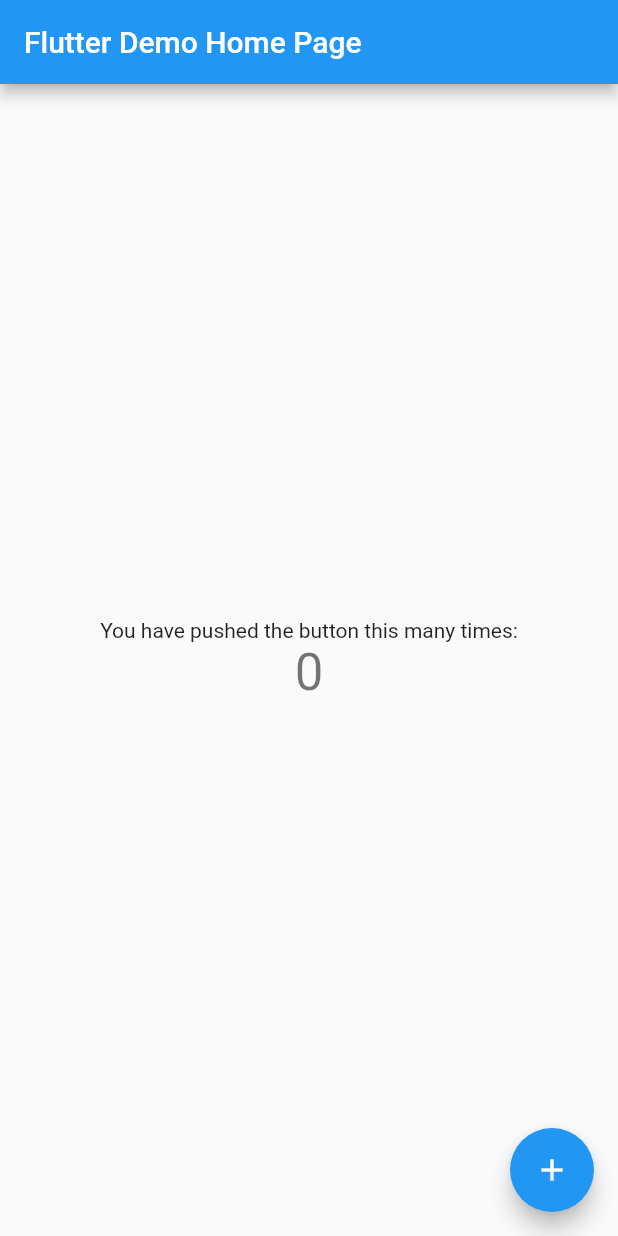
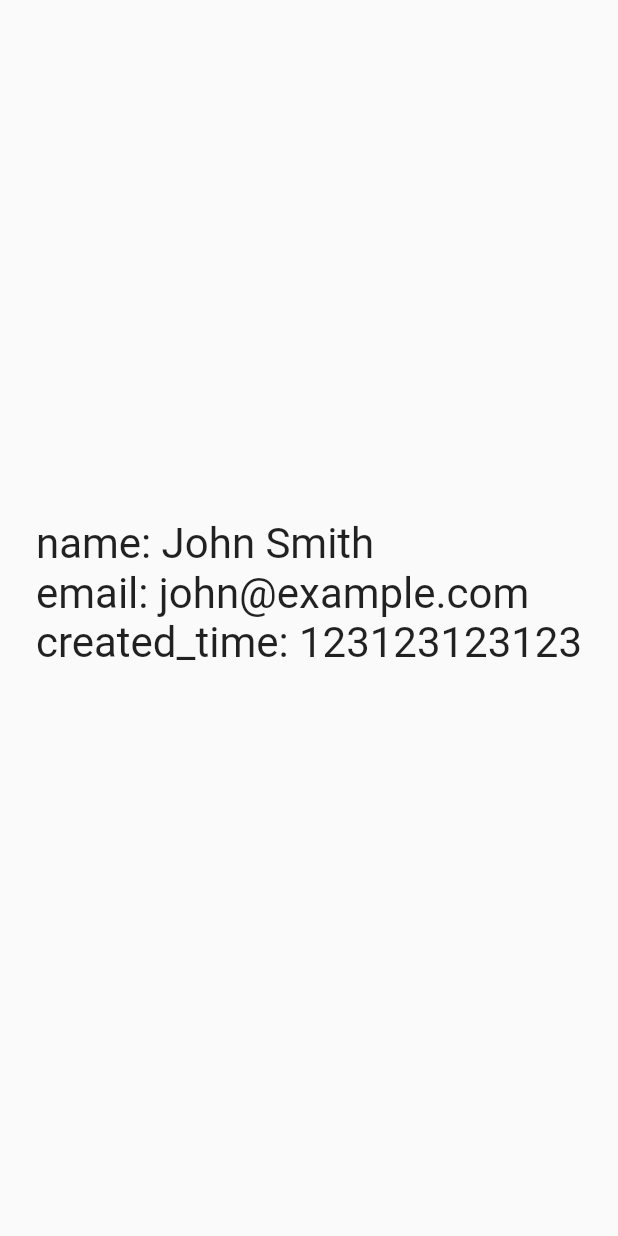
Before and after one commit to Dev-Beom/Flutter-JSON-using-example, a Flutter app: the screen it shows after launch, on a phone screen of 412 x 824 dp. Run offline on Flutter 3.47's test engine with Material 2 defaults, Android fonts, the phone set to English and light mode, and no system bars.

```diff
--- a/lib/main.dart
+++ b/lib/main.dart
@@ -1,4 +1,5 @@
 import 'package:flutter/material.dart';
+import 'dart:convert';
 
 void main() {
   runApp(MyApp());
@@ -9,109 +10,32 @@ class MyApp extends StatelessWidget {
   @override
   Widget build(BuildContext context) {
     return MaterialApp(
+      debugShowCheckedModeBanner: false,
       title: 'Flutter Demo',
       theme: ThemeData(
-        // This is the theme of your application.
-        //
-        // Try running your application with "flutter run". You'll see the
-        // application has a blue toolbar. Then, without quitting the app, try
-        // changing the primarySwatch below to Colors.green and then invoke
-        // "hot reload" (press "r" in the console where you ran "flutter run",
-        // or simply save your changes to "hot reload" in a Flutter IDE).
-        // Notice that the counter didn't reset back to zero; the application
-        // is not restarted.
         primarySwatch: Colors.blue,
-        // This makes the visual density adapt to the platform that you run
-        // the app on. For desktop platforms, the controls will be smaller and
-        // closer together (more dense) than on mobile platforms.
         visualDensity: VisualDensity.adaptivePlatformDensity,
       ),
-      home: MyHomePage(title: 'Flutter Demo Home Page'),
+      home: JSONTest(),
     );
   }
 }
 
-class MyHomePage extends StatefulWidget {
-  MyHomePage({Key key, this.title}) : super(key: key);
-
-  // This widget is the home page of your application. It is stateful, meaning
-  // that it has a State object (defined below) that contains fields that affect
-  // how it looks.
-
-  // This class is the configuration for the state. It holds the values (in this
-  // case the title) provided by the parent (in this case the App widget) and
-  // used by the build method of the State. Fields in a Widget subclass are
-  // always marked "final".
-
-  final String title;
-
-  @override
-  _MyHomePageState createState() => _MyHomePageState();
-}
-
-class _MyHomePageState extends State<MyHomePage> {
-  int _counter = 0;
-
-  void _incrementCounter() {
-    setState(() {
-      // This call to setState tells the Flutter framework that something has
-      // changed in this State, which causes it to rerun the build method below
-      // so that the display can reflect the updated values. If we changed
-      // _counter without calling setState(), then the build method would not be
-      // called again, and so nothing would appear to happen.
-      _counter++;
-    });
-  }
-
+class JSONTest extends StatelessWidget {
   @override
   Widget build(BuildContext context) {
-    // This method is rerun every time setState is called, for instance as done
-    // by the _incrementCounter method above.
-    //
-    // The Flutter framework has been optimized to make rerunning build methods
-    // fast, so that you can just rebuild anything that needs updating rather
-    // than having to individually change instances of widgets.
+    String json =
+        '{"name": "John Smith", "email": "john@example.com", "created_time": 123123123123}';
+
+    Map<String, dynamic> userMap = jsonDecode(
+        json); //String json을 jsonDecode가 가져와서 Map<String, dynamic>형으로 변환
+
     return Scaffold(
-      appBar: AppBar(
-        // Here we take the value from the MyHomePage object that was created by
-        // the App.build method, and use it to set our appbar title.
-        title: Text(widget.title),
-      ),
       body: Center(
-        // Center is a layout widget. It takes a single child and positions it
-        // in the middle of the parent.
-        child: Column(
-          // Column is also a layout widget. It takes a list of children and
-          // arranges them vertically. By default, it sizes itself to fit its
-          // children horizontally, and tries to be as tall as its parent.
-          //
-          // Invoke "debug painting" (press "p" in the console, choose the
-          // "Toggle Debug Paint" action from the Flutter Inspector in Android
-          // Studio, or the "Toggle Debug Paint" command in Visual Studio Code)
-          // to see the wireframe for each widget.
-          //
-          // Column has various properties to control how it sizes itself and
-          // how it positions its children. Here we use mainAxisAlignment to
-          // center the children vertically; the main axis here is the vertical
-          // axis because Columns are vertical (the cross axis would be
-          // horizontal).
-          mainAxisAlignment: MainAxisAlignment.center,
-          children: <Widget>[
-            Text(
-              'You have pushed the button this many times:',
-            ),
-            Text(
-              '$_counter',
-              style: Theme.of(context).textTheme.headline4,
-            ),
-          ],
-        ),
-      ),
-      floatingActionButton: FloatingActionButton(
-        onPressed: _incrementCounter,
-        tooltip: 'Increment',
-        child: Icon(Icons.add),
-      ), // This trailing comma makes auto-formatting nicer for build methods.
+          child: Text(
+        ' name: ${userMap['name']} \n email: ${userMap['email']} \n created_time: ${userMap['created_time']} \n',
+        textScaleFactor: 2,
+      )),
     );
   }
 }
```
